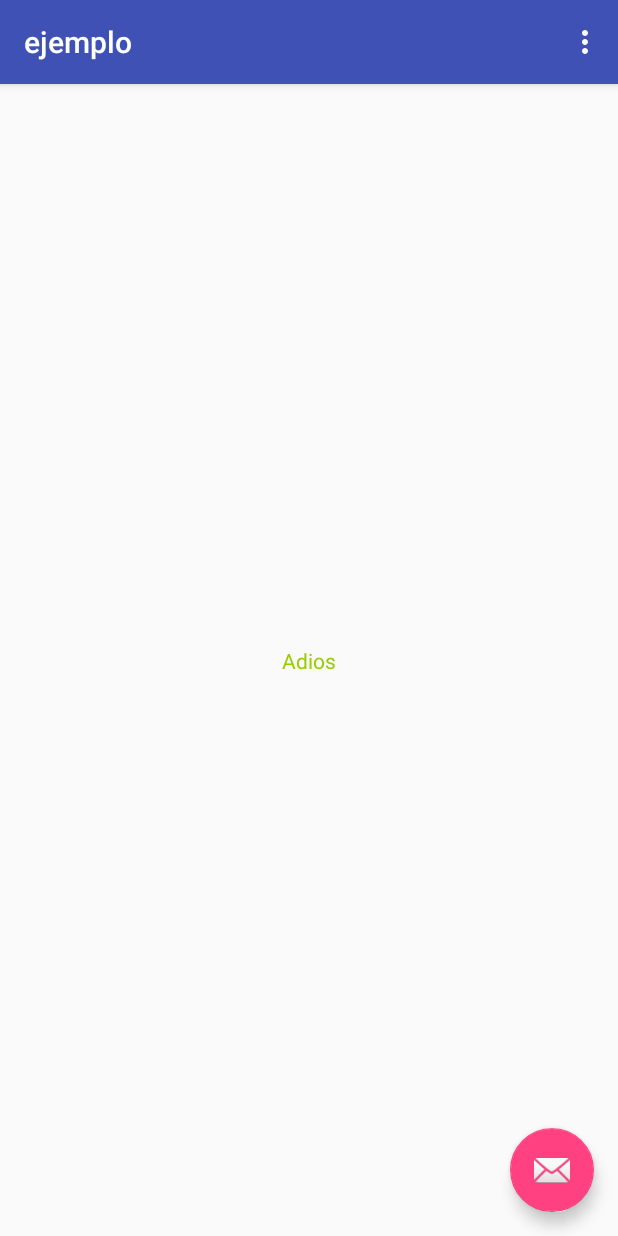
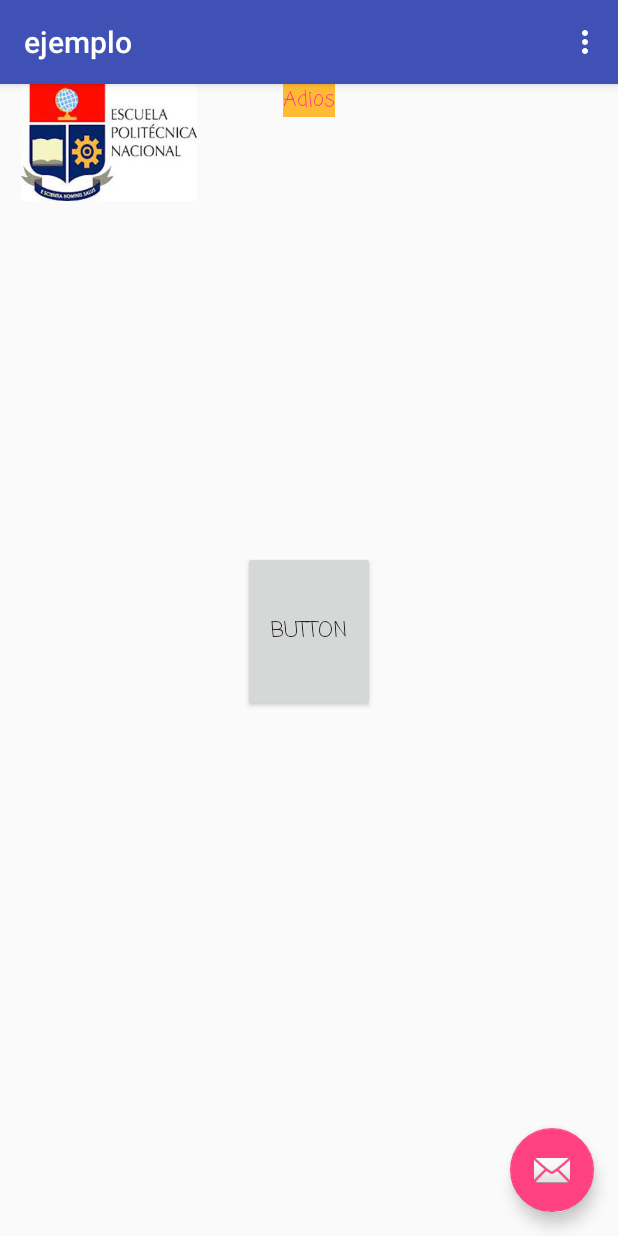
Before and after one commit to Avill2/ejemplo-android, an Android app: the screen it shows after launch (androidEjemplo), on a phone screen of 412 x 824 dp. Run offline under Robolectric (Android 15) with nearby library versions, the phone set to English and light mode, and no system bars.

Commit message:
actividades 2 y 3
modificadores o ambiente del sistema

```diff
--- a/app/build.gradle
+++ b/app/build.gradle
@@ -24,7 +24,7 @@ android {
 
 dependencies {
     implementation fileTree(dir: 'libs', include: ['*.jar'])
-    implementation"org.jetbrains.kotlin:kotlin-stdlib-jre7:$kotlin_version"
+    implementation "org.jetbrains.kotlin:kotlin-stdlib-jre7:$kotlin_version"
     implementation 'com.android.support:appcompat-v7:26.1.0'
     implementation 'com.android.support.constraint:constraint-layout:1.0.2'
     implementation 'com.android.support:design:26.1.0'
--- a/app/src/main/AndroidManifest.xml
+++ b/app/src/main/AndroidManifest.xml
@@ -19,6 +19,11 @@
                 <category android:name="android.intent.category.LAUNCHER" />
             </intent-filter>
         </activity>
+        <activity android:name=".actividadDos" />
+        <activity
+            android:name=".actividadTres"
+            android:label="@string/title_activity_actividad_tres"
+            android:theme="@style/AppTheme.NoActionBar"></activity>
     </application>
 
 </manifest>
--- a/app/src/main/res/layout/content_android_ejemplo.xml
+++ b/app/src/main/res/layout/content_android_ejemplo.xml
@@ -6,18 +6,44 @@
     android:layout_height="match_parent"
     app:layout_behavior="@string/appbar_scrolling_view_behavior"
     tools:context="com.example.usrgam.ejemplo.androidEjemplo"
+    tools:layout_editor_absoluteY="81dp"
     tools:showIn="@layout/activity_android_ejemplo">
 
     <TextView
         android:id="@+id/texto_central"
         android:layout_width="wrap_content"
         android:layout_height="wrap_content"
-        android:text="hola Android Studio"
-        android:textColor="@android:color/holo_green_light"
-        app:layout_constraintBottom_toBottomOf="parent"
+        android:background="@android:color/holo_orange_light"
+        android:fontFamily="casual"
+        android:text="@string/saludo"
+        android:textColor="@color/colorAccent"
         app:layout_constraintLeft_toLeftOf="parent"
         app:layout_constraintRight_toRightOf="parent"
         app:layout_constraintTop_toTopOf="parent"
         tools:textColorLink="@android:color/holo_orange_light" />
 
+    <Button
+        android:id="@+id/button_navegar_actividad2"
+        android:layout_width="wrap_content"
+        android:layout_height="107dp"
+        android:layout_marginBottom="8dp"
+        android:layout_marginEnd="8dp"
+        android:layout_marginStart="8dp"
+        android:layout_marginTop="8dp"
+        android:fontFamily="casual"
+        android:text="Button"
+        app:layout_constraintBottom_toBottomOf="parent"
+        app:layout_constraintEnd_toEndOf="parent"
+        app:layout_constraintStart_toStartOf="parent"
+        app:layout_constraintTop_toTopOf="parent"
+        app:layout_constraintVertical_bias="0.471" />
+
+    <ImageView
+        android:id="@+id/imageView"
+        android:layout_width="145dp"
+        android:layout_height="78dp"
+        app:srcCompat="@drawable/descarga"
+        tools:layout_editor_absoluteX="32dp"
+        tools:layout_editor_absoluteY="56dp" />
+
 </android.support.constraint.ConstraintLayout>
--- a/app/src/main/res/values/colors.xml
+++ b/app/src/main/res/values/colors.xml
@@ -1,6 +1,7 @@
 <?xml version="1.0" encoding="utf-8"?>
 <resources>
-    <color name="colorPrimary">#3F51B5</color>
+    <color name="colorPrimary">#3f51b5</color>
     <color name="colorPrimaryDark">#303F9F</color>
-    <color name="colorAccent">#FF4081</color>
+    <color name="colorAccent">#ff4081</color>
+
 </resources>
--- a/app/src/main/res/values/dimens.xml
+++ b/app/src/main/res/values/dimens.xml
@@ -1,3 +1,4 @@
 <resources>
     <dimen name="fab_margin">16dp</dimen>
+    <dimen name="margen_texto">20dp</dimen>
 </resources>
--- /dev/null
+++ b/app/src/main/res/values/dimensiones.xml
@@ -0,0 +1,4 @@
+<?xml version="1.0" encoding="utf-8"?>
+<resources>
+
+</resources>
--- a/app/src/main/res/values/strings.xml
+++ b/app/src/main/res/values/strings.xml
@@ -1,4 +1,6 @@
 <resources>
     <string name="app_name">ejemplo</string>
     <string name="action_settings">Settings</string>
+    <string name="saludo">hola mundo</string>
+    <string name="title_activity_actividad_tres">actividadTres</string>
 </resources>
--- a/app/src/main/res/values/styles.xml
+++ b/app/src/main/res/values/styles.xml
@@ -17,4 +17,6 @@
 
     <style name="AppTheme.PopupOverlay" parent="ThemeOverlay.AppCompat.Light" />
 
+
+
 </resources>
```
Also changed, not shown: app/src/main/java/com/example/usrgam/ejemplo/actividadDos.kt (added, +14 -0 lines), app/src/main/java/com/example/usrgam/ejemplo/actividadTres.kt (added, +22 -0 lines), app/src/main/java/com/example/usrgam/ejemplo/androidEjemplo.kt (+3 -6 lines), app/src/main/res/layout/activity_actividad_dos.xml (added, +9 -0 lines), app/src/main/res/layout/activity_actividad_tres.xml (added, +33 -0 lines), app/src/main/res/layout/content_actividad_tres.xml (added, +11 -0 lines), app/src/main/res/drawable/descarga.jpg (added), 1 other file.
